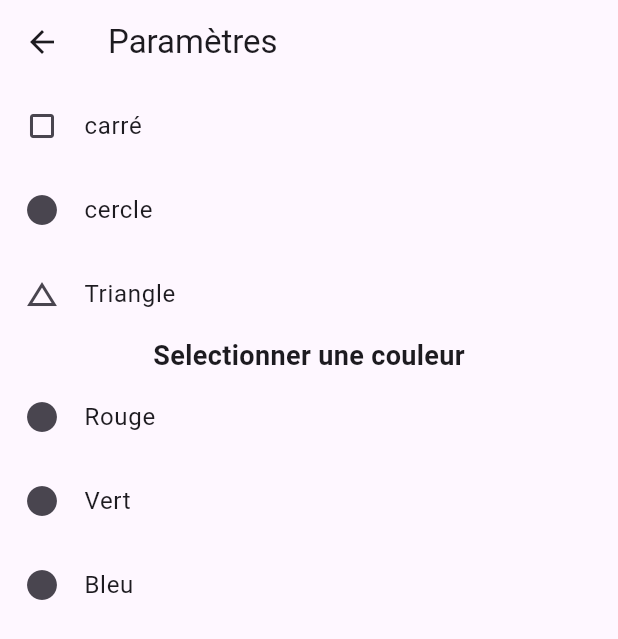
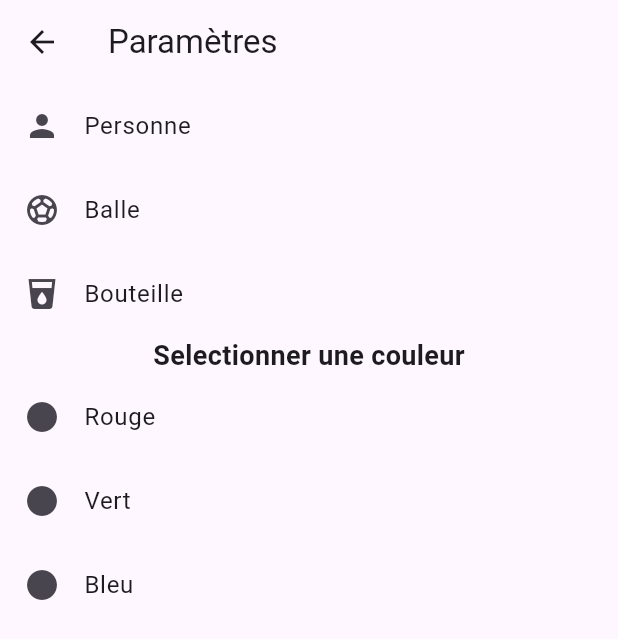
Before and after one commit to Zyphorah/YoloBot-Explorer, a Flutter app: the FormeGeometrique screen opened directly, on a phone screen of 412 x 824 dp. Shown: the top 639 px of the screen. Run offline on Flutter 3.47's test engine with Material 3 defaults, Android fonts, the phone set to English and light mode, and no system bars; our stand-ins replace flutter_blue_plus, permission_handler, speech_to_text.

Commit message:
Refactor FormeGeometrique to update settings options and integrate BLE commands for object selection

```diff
--- a/mobile_app/lib/screens/settings/enfants/forme_geometrique.dart
+++ b/mobile_app/lib/screens/settings/enfants/forme_geometrique.dart
@@ -1,65 +1,62 @@
 import 'package:flutter/material.dart';
 import '../../../widget/settings/settings_option.dart';
+import '../../../../services/ble_service.dart';
 
-class FormeGeometrique extends StatefulWidget
-{
+class FormeGeometrique extends StatefulWidget {
   const FormeGeometrique({super.key});
 
   @override
   State<FormeGeometrique> createState() => _FormeGeometriqueState();
 }
 
-class _FormeGeometriqueState extends State<FormeGeometrique>
-{
+class _FormeGeometriqueState extends State<FormeGeometrique> {
+  final BleService _bleService = BleService();
   String? selectedOption;
   String? selectionColor;
 
-
   @override
   Widget build(BuildContext context) {
-    return
-    Scaffold(
-      appBar: AppBar(
-        title: const Text('Paramètres'),
-      ),
+    return Scaffold(
+      appBar: AppBar(title: const Text('Paramètres')),
       body: Column(
         children: [
           SettingsOption(
-              title: 'carré',
-              icon: Icons.crop_square,
-              isSelected: selectedOption == 'carré',
+            title: 'Personne',
+            icon: Icons.person,
+            isSelected: selectedOption == 'Personne',
             onTap: () {
               setState(() {
-                  selectedOption = 'carré';
+                selectedOption = 'Personne';
               });
+              _bleService.sendCommand('set_object', 'person');
             },
           ),
           SettingsOption(
-              title: 'cercle',
-              icon: Icons.circle,
-              isSelected: selectedOption == 'cercle',
+            title: 'Balle',
+            icon: Icons.sports_soccer,
+            isSelected: selectedOption == 'Balle',
             onTap: () {
               setState(() {
-                  selectedOption = 'cercle';
+                selectedOption = 'Balle';
               });
+              _bleService.sendCommand('set_object', 'sports ball');
             },
           ),
           SettingsOption(
-              title: 'Triangle',
-              icon: Icons.change_history,
-              isSelected: selectedOption == 'Triangle',
+            title: 'Bouteille',
+            icon: Icons.local_drink,
+            isSelected: selectedOption == 'Bouteille',
             onTap: () {
               setState(() {
-                  selectedOption = 'Triangle';
+                selectedOption = 'Bouteille';
               });
+              _bleService.sendCommand('set_object', 'bottle');
             },
           ),
 
-            Text('Selectionner une couleur',
-              style: TextStyle(
-                fontSize: 18,
-                fontWeight: FontWeight.bold,
-              ),
+          Text(
+            'Selectionner une couleur',
+            style: TextStyle(fontSize: 18, fontWeight: FontWeight.bold),
           ),
 
           SettingsOption(
```
Also changed, not shown: 1 other file. Lines whose indentation alone changed are shown as unchanged.
